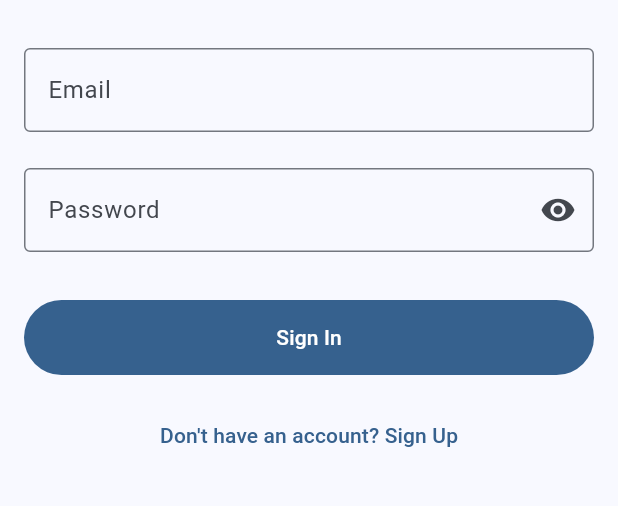
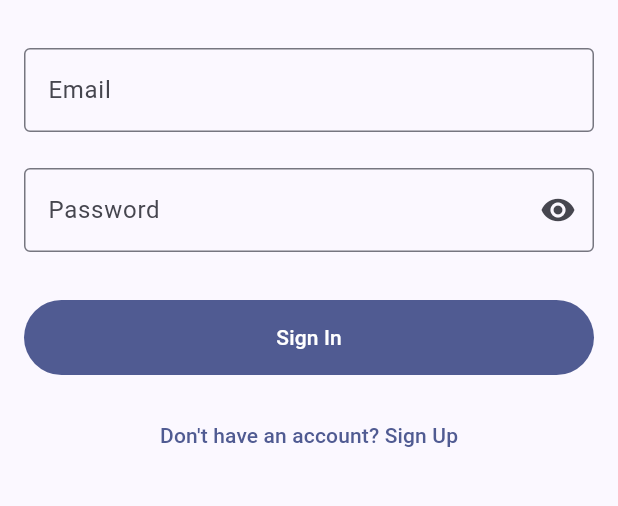
Before and after one commit to donatedsalt/PawfectCare, a Flutter app: the screen it shows after launch, on a phone screen of 412 x 824 dp, the part 588-1094 px from its top. Run offline on Flutter 3.47's test engine with Material 3 defaults, Android fonts, the phone set to English and light mode, and no system bars; our stand-ins replace cloud_firestore, file_picker, firebase_auth, firebase_core, firebase_storage, image_picker and 1 more; accounts and stored records are empty.

Commit message:
feat: update seed color

```diff
--- a/pawfect_care/lib/main.dart
+++ b/pawfect_care/lib/main.dart
@@ -24,7 +24,9 @@ Future<void> main() async {
 }
 
 final theme = ThemeData(
-  colorScheme: ColorScheme.fromSeed(seedColor: Colors.blue),
+  colorScheme: ColorScheme.fromSeed(
+    seedColor: const Color.fromRGBO(40, 50, 100, 1),
+  ),
   useMaterial3: true,
 );
 
```
